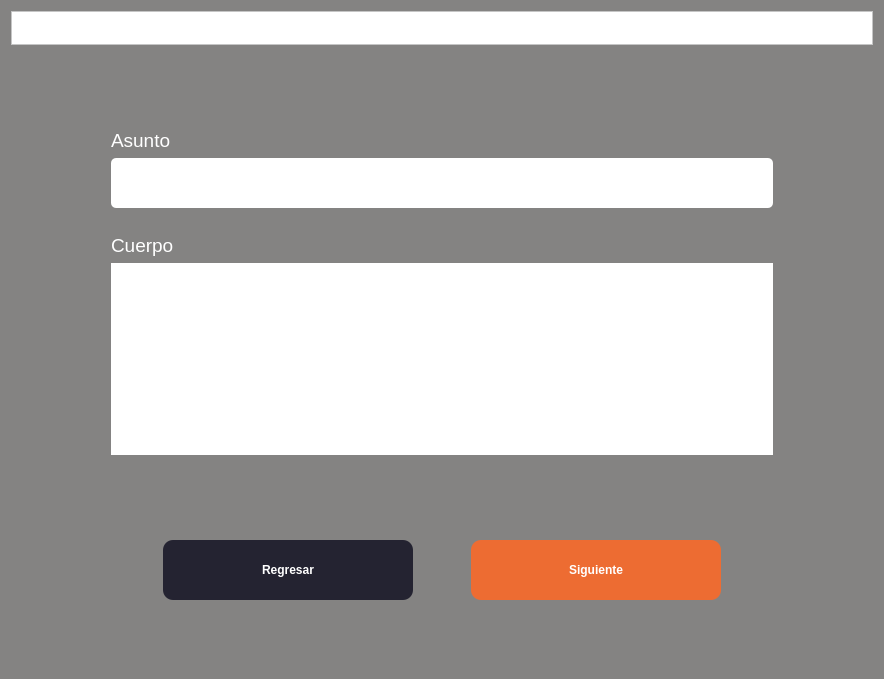
First picture: the form in package/ui/MailFields.ui, repository RicarlOz/DiplomaGenerator, before the edit.
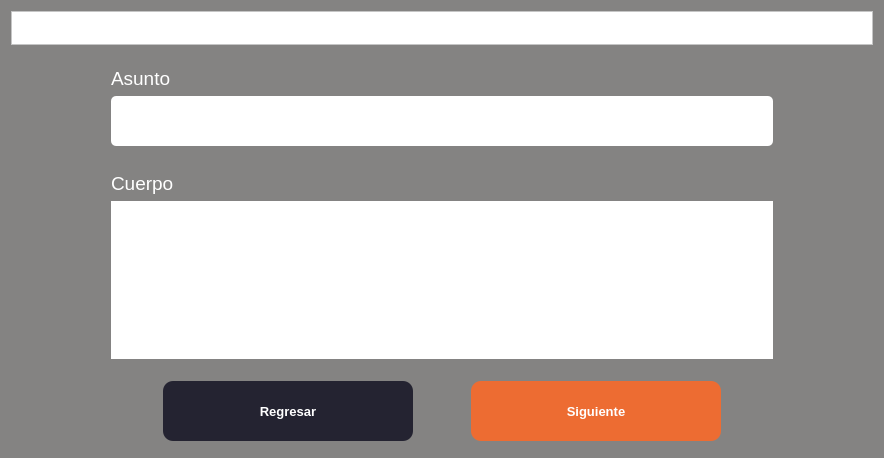
Second picture: the form after the edit. Icons and pictures are not drawn.

```diff
--- a/package/ui/MailFields.ui
+++ b/package/ui/MailFields.ui
@@ -7,7 +7,7 @@
     <x>0</x>
     <y>0</y>
     <width>884</width>
-    <height>679</height>
+    <height>458</height>
    </rect>
   </property>
   <property name="windowTitle">
@@ -101,6 +101,7 @@
         <widget class="QLabel" name="lbName">
          <property name="font">
           <font>
+           <family>Yu Gothic UI</family>
            <pointsize>14</pointsize>
           </font>
          </property>
@@ -120,6 +121,11 @@
            <height>50</height>
           </size>
          </property>
+         <property name="font">
+          <font>
+           <family>Yu Gothic UI</family>
+          </font>
+         </property>
          <property name="autoFillBackground">
           <bool>false</bool>
          </property>
@@ -144,6 +150,7 @@
         <widget class="QLabel" name="lbDescription">
          <property name="font">
           <font>
+           <family>Yu Gothic UI</family>
            <pointsize>14</pointsize>
           </font>
          </property>
@@ -154,6 +161,11 @@
        </item>
        <item>
         <widget class="QTextEdit" name="tfDescription">
+         <property name="font">
+          <font>
+           <family>Yu Gothic UI</family>
+          </font>
+         </property>
          <property name="autoFillBackground">
           <bool>true</bool>
          </property>
@@ -197,7 +209,8 @@
          </property>
          <property name="font">
           <font>
-           <pointsize>9</pointsize>
+           <family>Yu Gothic UI</family>
+           <pointsize>10</pointsize>
            <weight>75</weight>
            <bold>true</bold>
           </font>
@@ -227,7 +240,8 @@
          </property>
          <property name="font">
           <font>
-           <pointsize>9</pointsize>
+           <family>Yu Gothic UI</family>
+           <pointsize>10</pointsize>
            <weight>75</weight>
            <bold>true</bold>
           </font>
```
